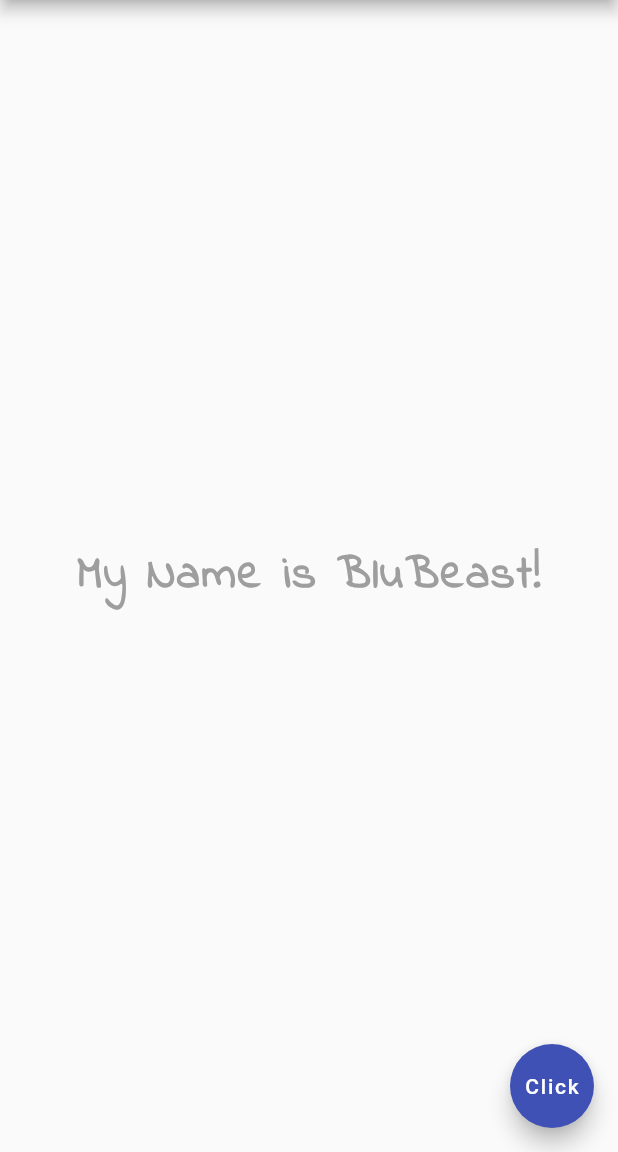
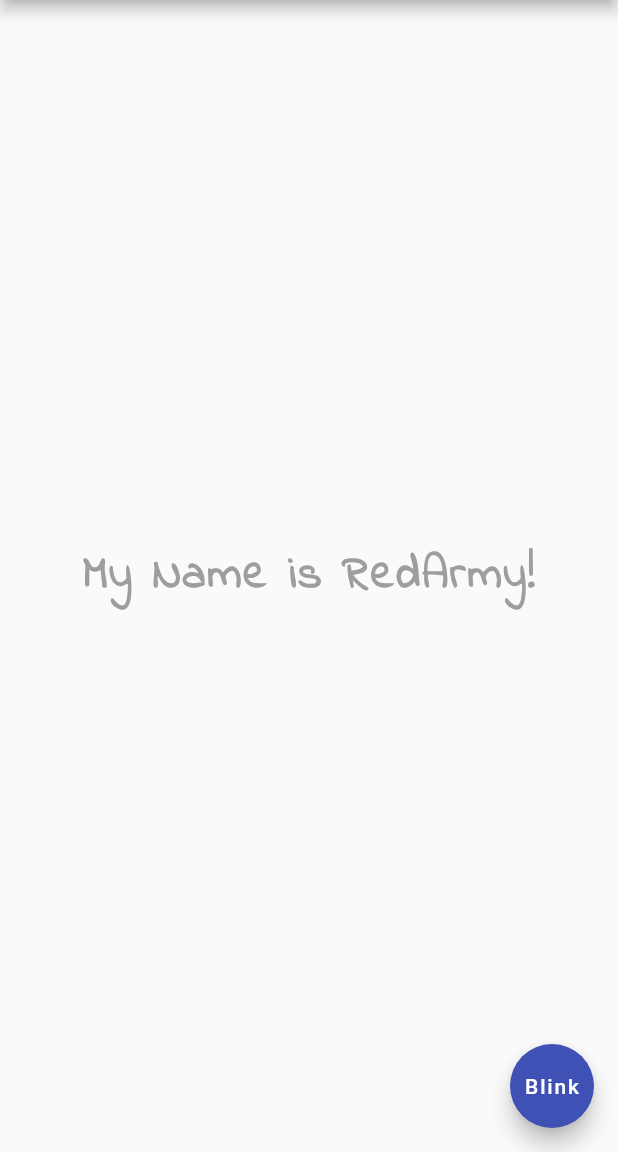
Before and after one commit to mhAshoori/flutter-first-app, a Flutter app: the screen it shows after launch, on a phone screen of 412 x 824 dp, the part 84-1236 px from its top. Run offline on Flutter 3.47's test engine with Material 2 defaults, Android fonts, the phone set to English and light mode, and no system bars.

Commit message:
Change button text in the app

```diff
--- a/lib/main.dart
+++ b/lib/main.dart
@@ -11,7 +11,7 @@ void main() => runApp(MaterialApp(
         ),
         body: Center(
           child: Text(
-            'My Name is BluBeast!',
+            'My Name is RedArmy!',
             style: TextStyle(
                 fontSize: 30,
                 fontWeight: FontWeight.bold,
@@ -25,7 +25,7 @@ void main() => runApp(MaterialApp(
         floatingActionButton: FloatingActionButton(
           onPressed: () => {},
           backgroundColor: Colors.indigo,
-          child: Text('Click'),
+          child: Text('Blink'),
         ),
       ),
     ));
```
